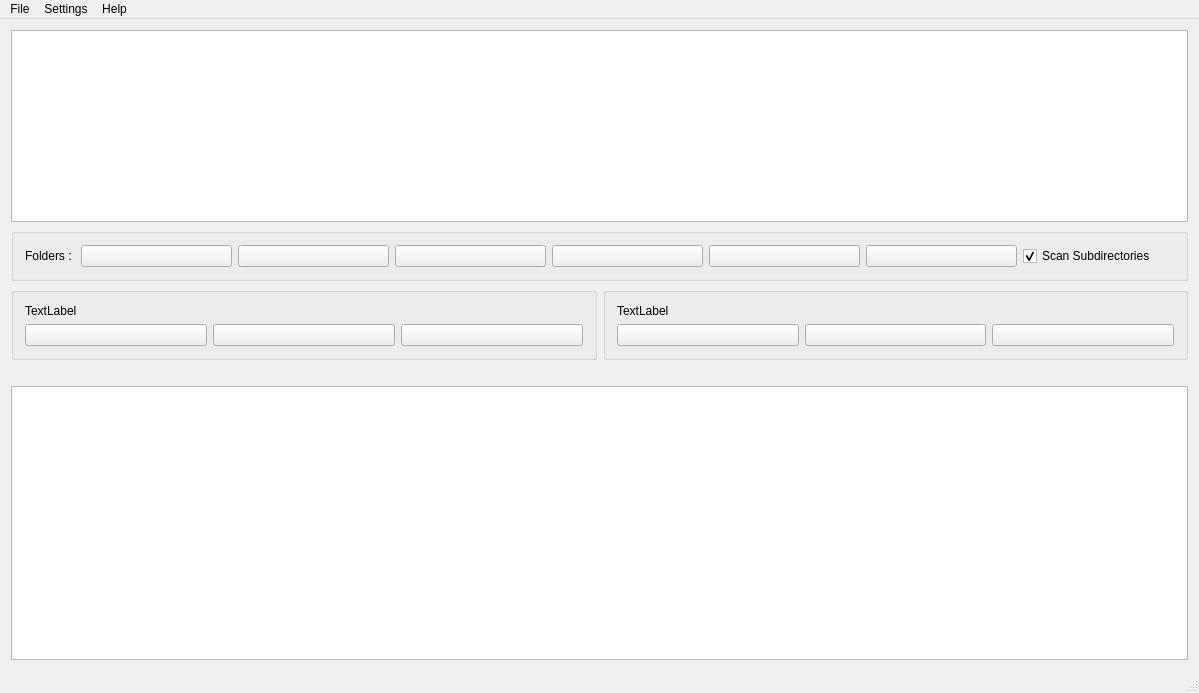
Before: the Qt Designer form mainwindow.ui in stereomatchingkiss/similar_vision, drawn with Qt 5.
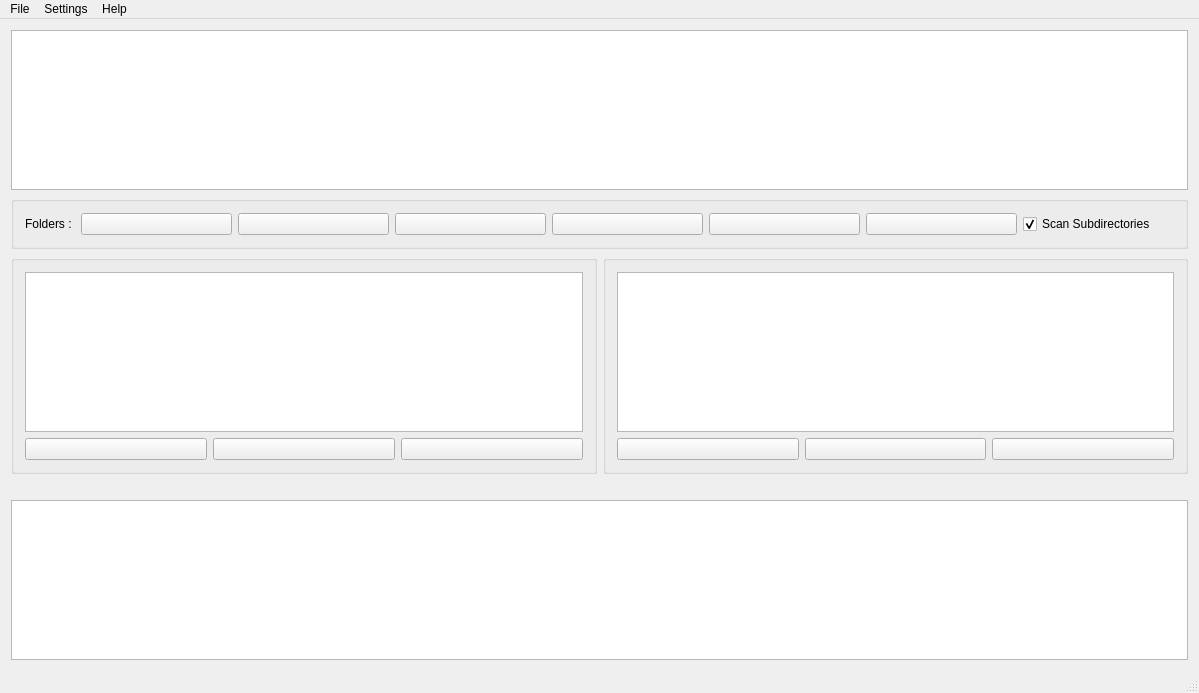
After: the same form once the commit is applied. Icons and pictures are not drawn. Custom widgets are drawn as their Qt base class.

Commit message: able to view duplicate images

What changed in the file:
```diff
--- a/mainwindow.ui
+++ b/mainwindow.ui
@@ -14,8 +14,8 @@
    <string>Similar Vision</string>
   </property>
   <widget class="QWidget" name="centralWidget">
-   <layout class="QVBoxLayout" name="verticalLayout_3">
-    <item>
+   <layout class="QGridLayout" name="gridLayout">
+    <item row="0" column="0">
      <widget class="paint_custom_words" name="list_view_folder">
       <property name="sizePolicy">
        <sizepolicy hsizetype="Expanding" vsizetype="Maximum">
@@ -25,7 +25,7 @@
       </property>
      </widget>
     </item>
-    <item>
+    <item row="1" column="0">
      <widget class="QGroupBox" name="groupBox">
       <property name="sizePolicy">
        <sizepolicy hsizetype="Preferred" vsizetype="Maximum">
@@ -147,6 +147,8 @@
       </layout>
      </widget>
     </item>
+    <item row="2" column="0">
+     <layout class="QHBoxLayout" name="horizontalLayout_5">
     <item>
      <layout class="QHBoxLayout" name="horizontalLayout_4">
       <item>
@@ -154,11 +156,14 @@
         <property name="title">
          <string/>
         </property>
-        <layout class="QVBoxLayout" name="verticalLayout">
+          <layout class="QVBoxLayout" name="verticalLayout_2">
          <item>
-          <widget class="QLabel" name="label_2">
-           <property name="text">
-            <string>TextLabel</string>
+            <widget class="QGraphicsView" name="gp_view_lf">
+             <property name="sizePolicy">
+              <sizepolicy hsizetype="Preferred" vsizetype="Preferred">
+               <horstretch>0</horstretch>
+               <verstretch>0</verstretch>
+              </sizepolicy>
            </property>
           </widget>
          </item>
@@ -211,16 +216,21 @@
         </layout>
        </widget>
       </item>
+       </layout>
+      </item>
       <item>
        <widget class="QGroupBox" name="gb_right_pic">
         <property name="title">
          <string/>
         </property>
-        <layout class="QVBoxLayout" name="verticalLayout_2">
+        <layout class="QVBoxLayout" name="verticalLayout">
          <item>
-          <widget class="QLabel" name="label_3">
-           <property name="text">
-            <string>TextLabel</string>
+          <widget class="QGraphicsView" name="gp_view_rt">
+           <property name="sizePolicy">
+            <sizepolicy hsizetype="Preferred" vsizetype="Preferred">
+             <horstretch>0</horstretch>
+             <verstretch>0</verstretch>
+            </sizepolicy>
            </property>
           </widget>
          </item>
@@ -275,15 +285,28 @@
       </item>
      </layout>
     </item>
-    <item>
+    <item row="3" column="0">
      <widget class="QLabel" name="label_info">
+      <property name="sizePolicy">
+       <sizepolicy hsizetype="Preferred" vsizetype="Maximum">
+        <horstretch>0</horstretch>
+        <verstretch>0</verstretch>
+       </sizepolicy>
+      </property>
       <property name="text">
        <string/>
       </property>
      </widget>
     </item>
-    <item>
-     <widget class="QTableView" name="table_view_similar_pics"/>
+    <item row="5" column="0">
+     <widget class="QTableView" name="table_view_similar_pics">
+      <property name="sizePolicy">
+       <sizepolicy hsizetype="Expanding" vsizetype="Maximum">
+        <horstretch>0</horstretch>
+        <verstretch>0</verstretch>
+       </sizepolicy>
+      </property>
+     </widget>
     </item>
    </layout>
   </widget>
```
Lines whose indentation alone changed are shown as unchanged. The commit also changes 2 other files.
